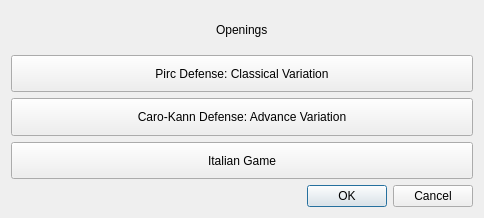
Above: openingschoosewindow.ui from M-Bell/Raccoon before the change. Below: the same form after it.
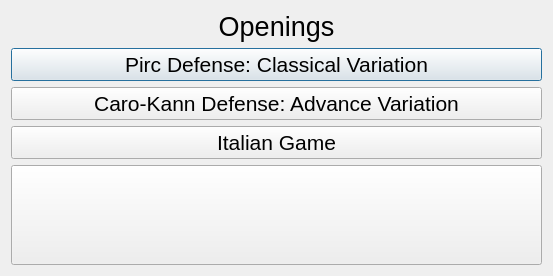
That is the form after the change.

Commit message: backBtn instead of ok/cancel; bigger font sizes on end and open tuts

```diff
--- a/openingschoosewindow.ui
+++ b/openingschoosewindow.ui
@@ -6,8 +6,8 @@
    <rect>
     <x>0</x>
     <y>0</y>
-    <width>484</width>
-    <height>218</height>
+    <width>553</width>
+    <height>260</height>
    </rect>
   </property>
   <property name="windowTitle">
@@ -15,22 +15,20 @@
   </property>
   <layout class="QGridLayout" name="gridLayout">
    <item row="1" column="0">
-    <widget class="QDialogButtonBox" name="buttonBox">
-     <property name="orientation">
-      <enum>Qt::Horizontal</enum>
-     </property>
-     <property name="standardButtons">
-      <set>QDialogButtonBox::Cancel|QDialogButtonBox::Ok</set>
-     </property>
-    </widget>
-   </item>
-   <item row="0" column="0">
     <layout class="QVBoxLayout" name="verticalLayout">
-     <item alignment="Qt::AlignHCenter|Qt::AlignVCenter">
+     <item>
       <widget class="QLabel" name="label">
+       <property name="font">
+        <font>
+         <pointsize>20</pointsize>
+        </font>
+       </property>
        <property name="text">
         <string>Openings</string>
        </property>
+       <property name="alignment">
+        <set>Qt::AlignCenter</set>
+       </property>
       </widget>
      </item>
      <item>
@@ -41,6 +39,11 @@
          <height>50</height>
         </size>
        </property>
+       <property name="font">
+        <font>
+         <pointsize>16</pointsize>
+        </font>
+       </property>
        <property name="text">
         <string>Pirc Defense: Classical Variation</string>
        </property>
@@ -54,6 +57,11 @@
          <height>50</height>
         </size>
        </property>
+       <property name="font">
+        <font>
+         <pointsize>16</pointsize>
+        </font>
+       </property>
        <property name="text">
         <string>Caro-Kann Defense: Advance Variation</string>
        </property>
@@ -67,11 +75,35 @@
          <height>50</height>
         </size>
        </property>
+       <property name="font">
+        <font>
+         <pointsize>16</pointsize>
+        </font>
+       </property>
        <property name="text">
         <string>Italian Game</string>
        </property>
       </widget>
      </item>
+     <item>
+      <widget class="QPushButton" name="backBtn">
+       <property name="sizePolicy">
+        <sizepolicy hsizetype="Minimum" vsizetype="Fixed">
+         <horstretch>0</horstretch>
+         <verstretch>0</verstretch>
+        </sizepolicy>
+       </property>
+       <property name="minimumSize">
+        <size>
+         <width>300</width>
+         <height>100</height>
+        </size>
+       </property>
+       <property name="text">
+        <string/>
+       </property>
+      </widget>
+     </item>
     </layout>
    </item>
   </layout>
```
Left out of the diff: 35 changed lines with no effect on the pictures. The commit also changes 5 other files.
